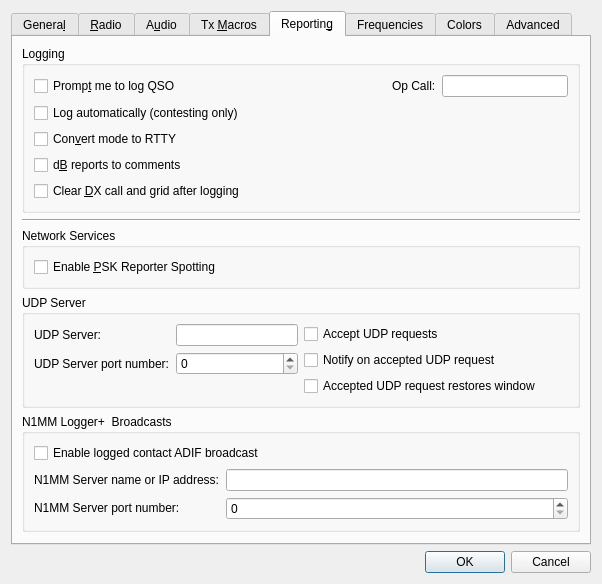
First picture: the form in Configuration.ui, repository saitohirga/WSJT-X, before the edit.
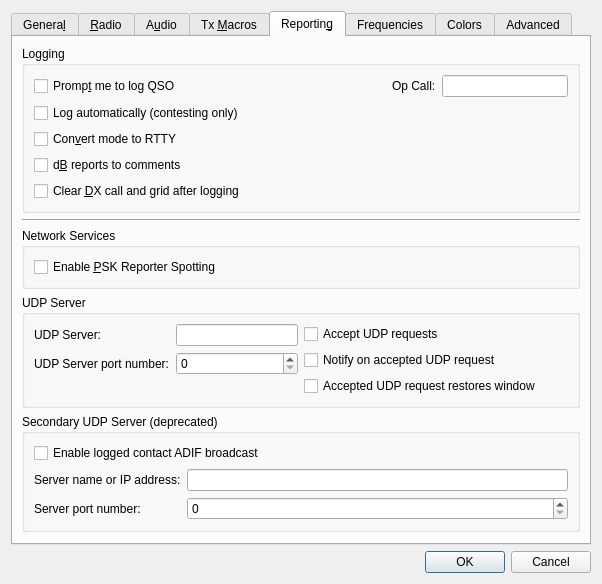
Second picture: the form after the edit. The open tabs and pages were chosen to show the change. Custom widgets are drawn as their Qt base class.

Commit message:
Remove references to N1MM on the Settings dialog as it now uses the WSJT-X UDP messages
The second  UDP server  and port  are noted  as deprecated  since that
channel  is no  longer  used  for its  original  purpose, namely  N1MM
Logger+ consumption of  ADIF logged QSO records. This  has been marked
as  deprecated  rather than  removing  since  other applications  have
unilaterally chosen to use this feed rather than the documented WSJT-X
UDP  message   protocol  which  contains  the   same  information  and
more. Expect  this UDP  channel to  be removed  in some  future WSJT-X
release.

The edit to the form file:
```diff
--- a/Configuration.ui
+++ b/Configuration.ui
@@ -7,7 +7,7 @@
     <x>0</x>
     <y>0</y>
     <width>546</width>
-    <height>536</height>
+    <height>553</height>
    </rect>
   </property>
   <property name="windowTitle">
@@ -1912,7 +1912,7 @@
        <item>
         <widget class="QGroupBox" name="n1mm_group_box">
          <property name="title">
-          <string>N1MM Logger+  Broadcasts</string>
+          <string>Secondary UDP Server (deprecated)</string>
          </property>
          <layout class="QFormLayout" name="formLayout_15">
           <item row="0" column="0" colspan="2">
@@ -1928,7 +1928,7 @@
           <item row="1" column="0">
            <widget class="QLabel" name="n1mm_server_name_label">
             <property name="text">
-             <string>&lt;html&gt;&lt;head/&gt;&lt;body&gt;&lt;p&gt;N1MM Server name or IP address:&lt;/p&gt;&lt;/body&gt;&lt;/html&gt;</string>
+             <string>Server name or IP address:</string>
             </property>
             <property name="buddy">
              <cstring>n1mm_server_name_line_edit</cstring>
@@ -1945,7 +1945,7 @@
           <item row="2" column="0">
            <widget class="QLabel" name="n1mm_server_port_label">
             <property name="text">
-             <string>&lt;html&gt;&lt;head/&gt;&lt;body&gt;&lt;p&gt;N1MM Server port number:&lt;/p&gt;&lt;/body&gt;&lt;/html&gt;</string>
+             <string>Server port number:</string>
             </property>
             <property name="buddy">
              <cstring>n1mm_server_port_spin_box</cstring>
```
